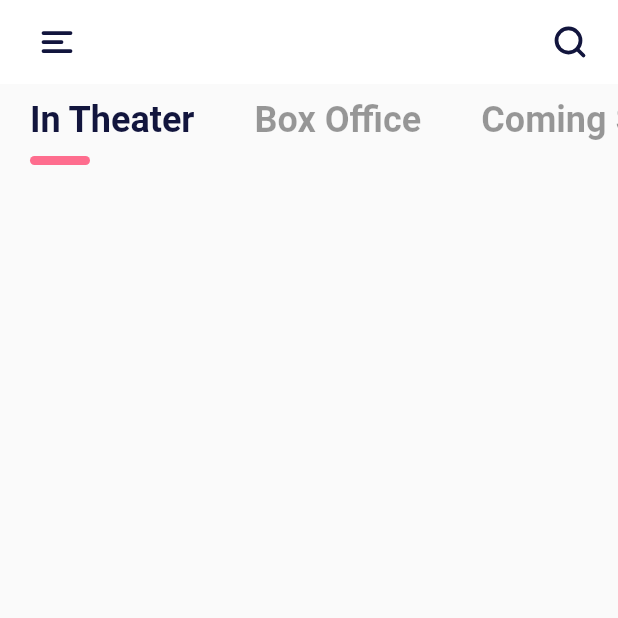
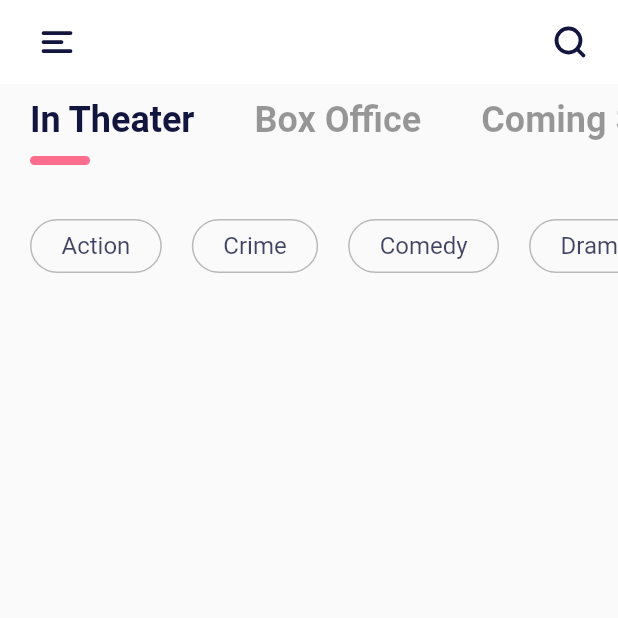
Before and after one commit to Kiet-Pham-Vo-Anh/Movie_App_UI, a Flutter app: the screen it shows after launch, on a phone screen of 412 x 824 dp, the top half of it. Run offline on Flutter 3.47's test engine with Material 2 defaults, Android fonts, the phone set to English and light mode, and no system bars; our stand-ins replace flutter_svg.

Commit message:
HomeScreen: Genre Card

```diff
--- /dev/null
+++ b/lib/components/genre_card.dart
@@ -0,0 +1,26 @@
+import 'package:flutter/material.dart';
+import 'package:movie_app_ui/constants.dart';
+
+class GenresCard extends StatelessWidget {
+  const GenresCard({super.key, required this.genre});
+  final String genre;
+
+  @override
+  Widget build(BuildContext context) {
+    return Container(
+      alignment: Alignment.center,
+      margin: const EdgeInsets.only(left: kDefaultPadding),
+      padding: const EdgeInsets.symmetric(
+        horizontal: kDefaultPadding,
+        vertical: kDefaultPadding / 4, // 5 padding top and bot
+      ),
+      decoration: BoxDecoration(
+          border: Border.all(color: Colors.black26),
+          borderRadius: BorderRadius.circular(20)),
+      child: Text(
+        genre,
+        style: TextStyle(color: kTextColor.withOpacity(0.8), fontSize: 16),
+      ),
+    );
+  }
+}
--- a/lib/screens/home/components/body.dart
+++ b/lib/screens/home/components/body.dart
@@ -1,6 +1,7 @@
 import 'package:flutter/material.dart';
 import 'package:movie_app_ui/constants.dart';
 import 'package:movie_app_ui/screens/home/components/categories.dart';
+import 'package:movie_app_ui/screens/home/components/genres.dart';
 
 class Body extends StatelessWidget {
   const Body({super.key});
@@ -10,6 +11,7 @@ class Body extends StatelessWidget {
     return Column(
       children: <Widget>[
         CategoryList(),
+        Genres(),
       ],
     );
   }
--- /dev/null
+++ b/lib/screens/home/components/genres.dart
@@ -0,0 +1,28 @@
+import 'package:flutter/material.dart';
+import 'package:movie_app_ui/components/genre_card.dart';
+import 'package:movie_app_ui/constants.dart';
+
+class Genres extends StatelessWidget {
+  List<String> genres = [
+    "Action",
+    "Crime",
+    "Comedy",
+    "Drama",
+    "Horror",
+    "Animation",
+  ];
+
+  Genres({super.key});
+
+  @override
+  Widget build(BuildContext context) {
+    return Container(
+      margin: const EdgeInsets.symmetric(vertical: kDefaultPadding / 2),
+      height: 36,
+      child: ListView.builder(
+          scrollDirection: Axis.horizontal,
+          itemCount: genres.length,
+          itemBuilder: (context, index) => GenresCard(genre: genres[index])),
+    );
+  }
+}
```
